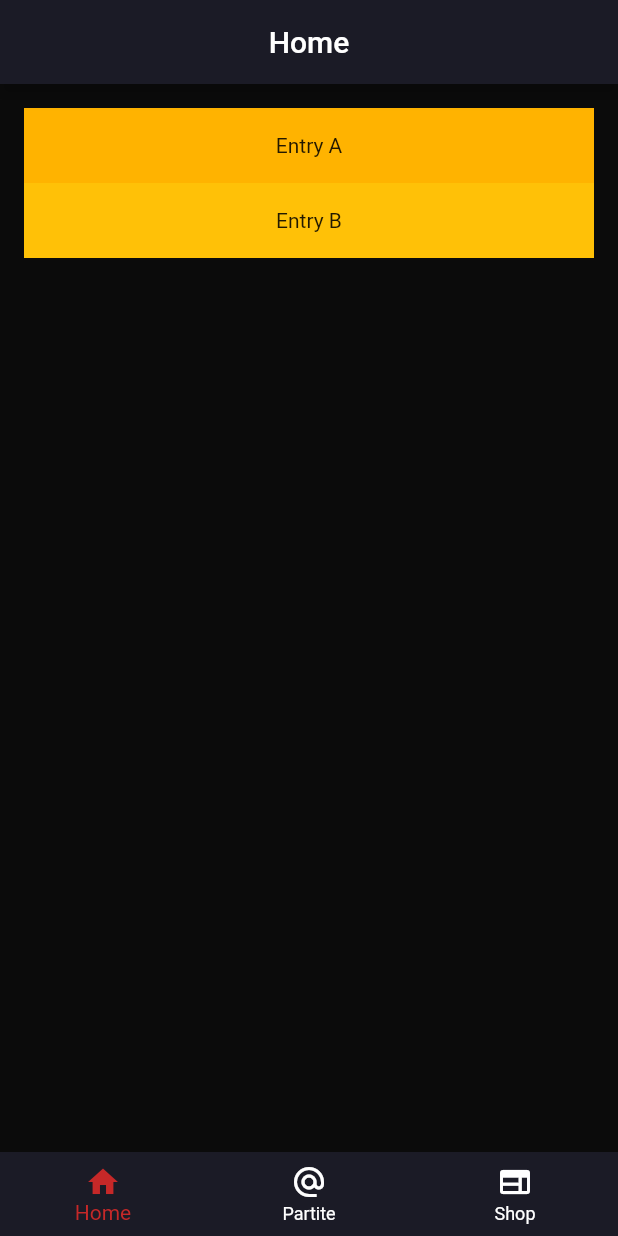
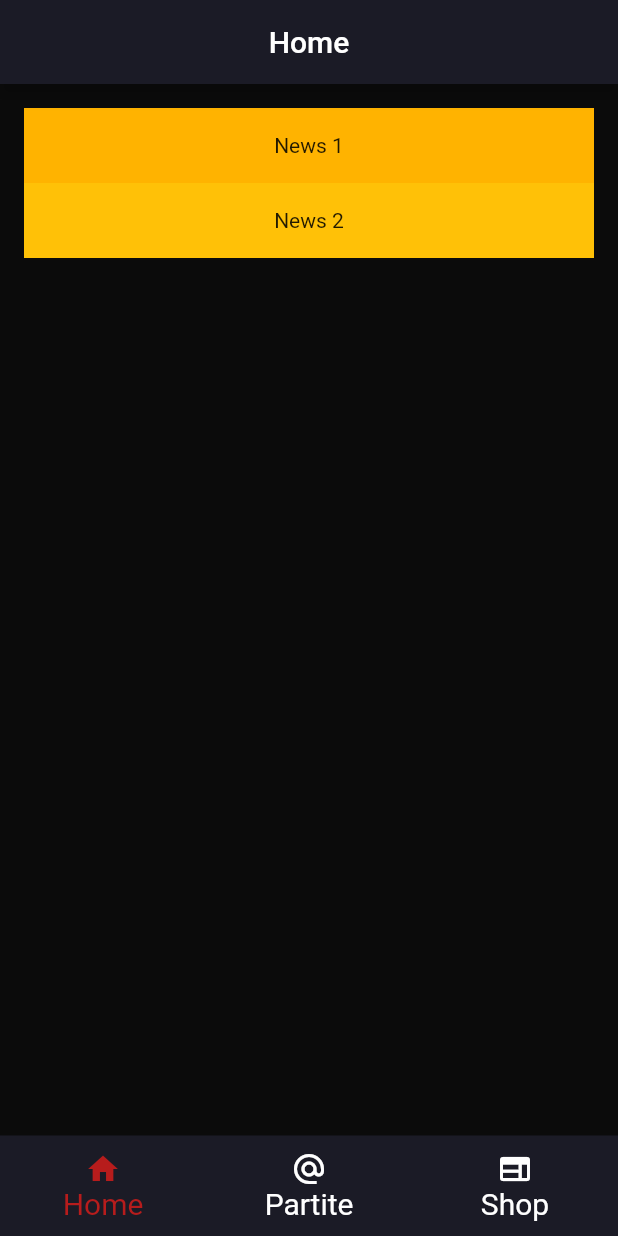
Before and after one commit to Megalilde/Football-Score, a Flutter app: the screen it shows after launch, on a phone screen of 412 x 824 dp. Run offline on Flutter 3.47's test engine with Material 2 defaults, Android fonts, the phone set to English and light mode, and no system bars.

```diff
--- a/lib/main.dart
+++ b/lib/main.dart
@@ -1,12 +1,33 @@
 import 'package:flutter/material.dart';
+import 'package:football_score/screens/home.dart';
+import 'package:football_score/screens/matches.dart';
+import 'package:football_score/screens/shop.dart';
 import 'package:football_score/utils/constants.dart';
 
 void main() {
-  runApp(const FootballHome());
+  runApp(FootballScore());
 }
 
-class FootballHome extends StatelessWidget {
-  const FootballHome({Key? key}) : super(key: key);
+class FootballScore extends StatefulWidget {
+
+  static const String id = "homepage";
+
+  @override
+  State<FootballScore> createState() => _FootballScoreState();
+}
+
+class _FootballScoreState extends State<FootballScore> {
+  int currentIndex=0;
+
+  List pages = [
+  FootballHome(),
+  MatchesScreen(),
+  ShopScreen(),
+  ];
+
+  void onTap(int index){
+    currentIndex = index;
+  }
 
   @override
   Widget build(BuildContext context) {
@@ -18,22 +39,20 @@ class FootballHome extends StatelessWidget {
             backgroundColor: Color(appbarColor),
             title: Center(child: Text('Home')),
           ),
-          body: ListView(
-            padding: EdgeInsets.all(16.0),
-            children: [
-              Container(
-                height: 50,
-                color: Colors.amber[600],
-                child: const Center(child: Text('Entry A')),
-              ),
-              Container(
-                height: 50,
-                color: Colors.amber[500],
-                child: const Center(child: Text('Entry B')),
-              ),
-            ],
-          ),
+          body: pages[currentIndex],
           bottomNavigationBar: BottomNavigationBar(
+            currentIndex: currentIndex,
+            type: BottomNavigationBarType.fixed,
+            selectedFontSize: 20.0,
+            unselectedFontSize: 20.0,
+            onTap: (value){
+              setState(() {
+                if (value == 0) currentIndex = value;
+                if (value == 1) currentIndex = value;
+                if (value == 2) currentIndex = value;
+              });
+
+            },
             items: [
               BottomNavigationBarItem(
                 icon: Icon(Icons.home),
@@ -48,9 +67,9 @@ class FootballHome extends StatelessWidget {
                 label: 'Shop',
               ),
             ],
+            backgroundColor: Color(appbarColor),
+            selectedItemColor: Colors.red.shade900,
             unselectedItemColor: Colors.white,
-            selectedItemColor: Colors.red.shade800,
-            backgroundColor: Color(appbarColor),
           ),
         ),
       ),
--- /dev/null
+++ b/lib/screens/home.dart
@@ -0,0 +1,35 @@
+import 'package:football_score/screens/matches.dart';
+import 'package:football_score/screens/shop.dart';
+import 'package:football_score/utils/constants.dart';
+import 'package:flutter/material.dart';
+
+
+class FootballHome extends StatefulWidget {
+  const FootballHome({Key? key}) : super(key: key);
+
+
+
+  @override
+  State<FootballHome> createState() => _FootballHomeState();
+}
+
+class _FootballHomeState extends State<FootballHome> {
+  @override
+  Widget build(BuildContext context) {
+    return ListView(
+      padding: EdgeInsets.all(16.0),
+      children: [
+        Container(
+          height: 50,
+          color: Colors.amber[600],
+          child: const Center(child: Text('News 1')),
+        ),
+        Container(
+          height: 50,
+          color: Colors.amber[500],
+          child: const Center(child: Text('News 2')),
+        ),
+      ],
+    );
+  }
+}
```
Also changed, not shown: lib/screens/matches.dart (added, +74 -0 lines), lib/screens/shop.dart (added, +26 -0 lines). Lines whose indentation alone changed are shown as unchanged.
